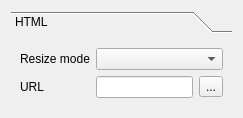
Before: the Qt Designer form src/ui/qgscomposerhtmlwidgetbase.ui in kadas-albireo/kadas-albireo, drawn with Qt 5.
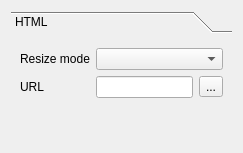
After: the same form once the commit is applied.

Commit message: UI enable/disable works

What changed in the file:
```diff
--- a/src/ui/qgscomposerhtmlwidgetbase.ui
+++ b/src/ui/qgscomposerhtmlwidgetbase.ui
@@ -7,7 +7,7 @@
     <x>0</x>
     <y>0</y>
     <width>243</width>
-    <height>116</height>
+    <height>153</height>
    </rect>
   </property>
   <property name="windowTitle">
@@ -24,31 +24,47 @@
        <rect>
         <x>0</x>
         <y>0</y>
-        <width>225</width>
-        <height>72</height>
+        <width>221</width>
+        <height>100</height>
        </rect>
       </property>
       <attribute name="label">
        <string>HTML</string>
       </attribute>
       <layout class="QGridLayout" name="gridLayout">
-       <item row="1" column="2">
+       <item row="2" column="2">
         <widget class="QToolButton" name="mFileToolButton">
          <property name="text">
           <string>...</string>
          </property>
         </widget>
        </item>
-       <item row="1" column="1">
+       <item row="2" column="1">
         <widget class="QLineEdit" name="mUrlLineEdit"/>
        </item>
-       <item row="1" column="0">
+       <item row="2" column="0">
         <widget class="QLabel" name="mUrlLabel">
          <property name="text">
           <string>URL</string>
          </property>
         </widget>
        </item>
+       <item row="0" column="1" colspan="2">
+        <widget class="QComboBox" name="mResizeModeComboBox"/>
+       </item>
+       <item row="3" column="1">
+        <spacer name="verticalSpacer">
+         <property name="orientation">
+          <enum>Qt::Vertical</enum>
+         </property>
+         <property name="sizeHint" stdset="0">
+          <size>
+           <width>20</width>
+           <height>40</height>
+          </size>
+         </property>
+        </spacer>
+       </item>
        <item row="0" column="0">
         <widget class="QLabel" name="mResizeModeLabel">
          <property name="text">
@@ -56,9 +72,6 @@
          </property>
         </widget>
        </item>
-       <item row="0" column="1" colspan="2">
-        <widget class="QComboBox" name="mResizeModeComboBox"/>
-       </item>
       </layout>
      </widget>
     </widget>
```
The commit also changes 3 other files.
